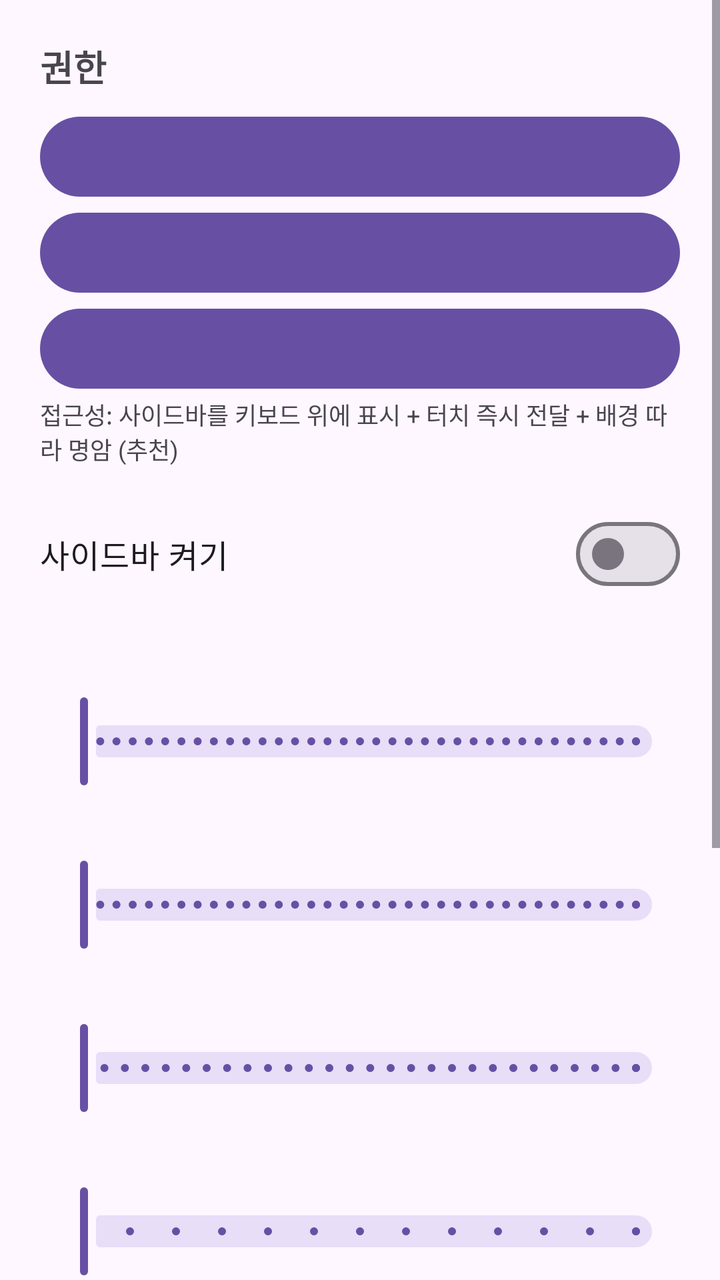
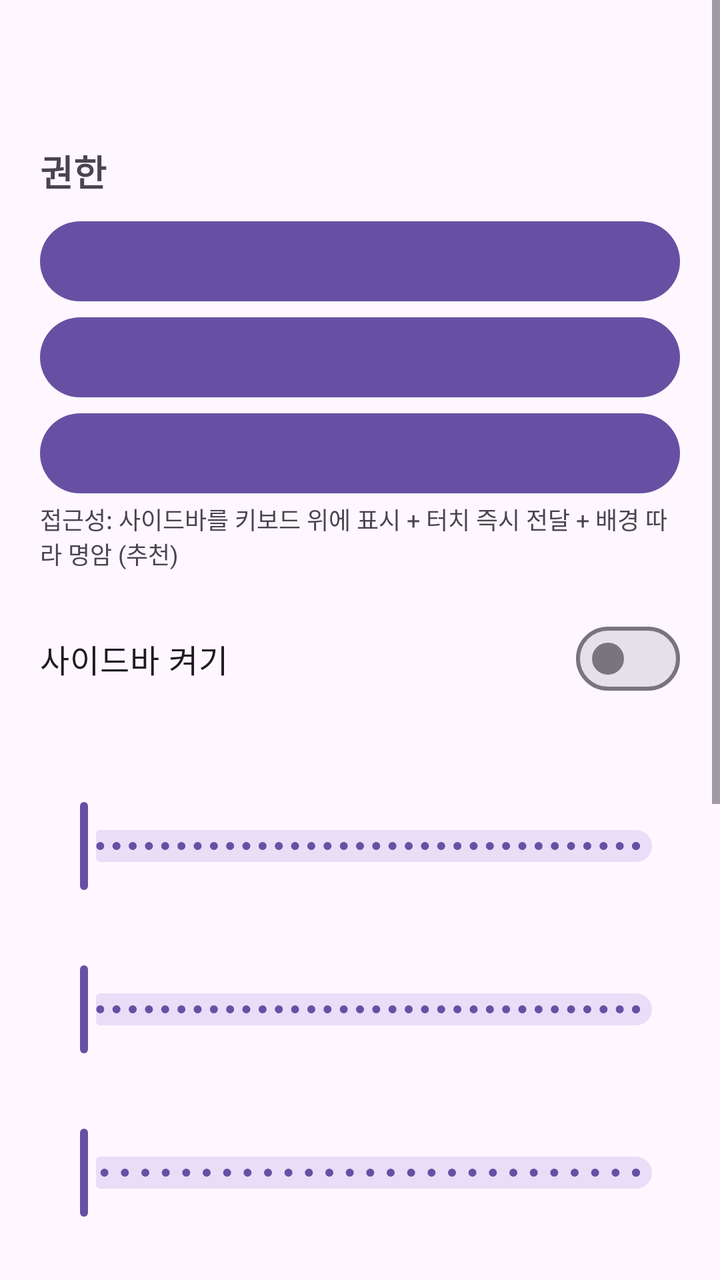

Compare the two renders of this Android layout. The source of the first and the diff that turns it into the second are given below.
<!-- AndroidManifest.xml: application theme Theme.NotiPanel -->
<!-- res/layout/activity_settings.xml -->
<?xml version="1.0" encoding="utf-8"?>
<ScrollView xmlns:android="http://schemas.android.com/apk/res/android"
    android:layout_width="match_parent"
    android:layout_height="match_parent">

    <LinearLayout
        android:layout_width="match_parent"
        android:layout_height="wrap_content"
        android:orientation="vertical"
        android:padding="20dp">

        <TextView
            android:layout_width="wrap_content"
            android:layout_height="wrap_content"
            android:text="권한"
            android:textSize="18sp"
            android:textStyle="bold" />

        <com.google.android.material.button.MaterialButton
            android:id="@+id/btnOverlay"
            android:layout_width="match_parent"
            android:layout_height="wrap_content"
            android:layout_marginTop="8dp" />

        <com.google.android.material.button.MaterialButton
            android:id="@+id/btnListener"
            android:layout_width="match_parent"
            android:layout_height="wrap_content" />

        <com.google.android.material.button.MaterialButton
            android:id="@+id/btnA11y"
            android:layout_width="match_parent"
            android:layout_height="wrap_content" />

        <TextView
            android:layout_width="wrap_content"
            android:layout_height="wrap_content"
            android:text="접근성: 사이드바를 키보드 위에 표시 + 터치 즉시 전달 + 배경 따라 명암 (추천)"
            android:textSize="12sp" />

        <com.google.android.material.materialswitch.MaterialSwitch
            android:id="@+id/swEnable"
            android:layout_width="match_parent"
            android:layout_height="wrap_content"
            android:layout_marginTop="20dp"
            android:text="사이드바 켜기"
            android:textSize="16sp" />

        <TextView
            android:id="@+id/lblOpacity"
            android:layout_width="wrap_content"
            android:layout_height="wrap_content"
            android:layout_marginTop="24dp"
            android:textSize="16sp" />

        <com.google.android.material.slider.Slider
            android:id="@+id/slOpacity"
            android:layout_width="match_parent"
            android:layout_height="wrap_content"
            android:stepSize="1"
            android:valueFrom="50"
            android:valueTo="100" />

        <TextView
            android:id="@+id/lblPos"
            android:layout_width="wrap_content"
            android:layout_height="wrap_content"
            android:layout_marginTop="12dp"
            android:textSize="16sp" />

        <com.google.android.material.slider.Slider
            android:id="@+id/slPos"
            android:layout_width="match_parent"
            android:layout_height="wrap_content"
            android:stepSize="1"
            android:valueFrom="5"
            android:valueTo="95" />

        <TextView
            android:id="@+id/lblLen"
            android:layout_width="wrap_content"
            android:layout_height="wrap_content"
            android:layout_marginTop="12dp"
            android:textSize="16sp" />

        <com.google.android.material.slider.Slider
            android:id="@+id/slLen"
            android:layout_width="match_parent"
            android:layout_height="wrap_content"
            android:stepSize="1"
            android:valueFrom="3"
            android:valueTo="30" />

        <TextView
            android:id="@+id/lblWidth"
            android:layout_width="wrap_content"
            android:layout_height="wrap_content"
            android:layout_marginTop="12dp"
            android:textSize="16sp" />

        <com.google.android.material.slider.Slider
            android:id="@+id/slWidth"
            android:layout_width="match_parent"
            android:layout_height="wrap_content"
            android:stepSize="1"
            android:valueFrom="2"
            android:valueTo="14" />

        <TextView
            android:id="@+id/lblBlur"
            android:layout_width="wrap_content"
            android:layout_height="wrap_content"
            android:layout_marginTop="12dp"
            android:textSize="16sp" />

        <com.google.android.material.slider.Slider
            android:id="@+id/slBlur"
            android:layout_width="match_parent"
            android:layout_height="wrap_content"
            android:stepSize="1"
            android:valueFrom="0"
            android:valueTo="150" />
        <com.google.android.material.button.MaterialButton
            android:id="@+id/btnTest"
            style="@style/Widget.Material3.Button.OutlinedButton"
            android:layout_width="match_parent"
            android:layout_height="wrap_content"
            android:layout_marginTop="16dp"
            android:text="사이드바 5초간 보이기 (확인용)" />

        <TextView
            android:id="@+id/homeInfo"
            android:layout_width="wrap_content"
            android:layout_height="wrap_content"
            android:layout_marginTop="16dp"
            android:textSize="13sp" />

        <TextView
            android:id="@+id/blurInfo"
            android:layout_width="wrap_content"
            android:layout_height="wrap_content"
            android:layout_marginTop="16dp"
            android:textSize="13sp" />

        <TextView
            android:layout_width="wrap_content"
            android:layout_height="wrap_content"
            android:layout_marginTop="8dp"
            android:text="홈 화면에서는 아무것도 안 떠요.
다른 앱을 켜면 오른쪽 끝에 사이드바가 나오고, 왼쪽으로 밀면 알림 패널이 열려요."
            android:textSize="13sp" />

        <TextView
            android:layout_width="match_parent"
            android:layout_height="wrap_content"
            android:layout_marginTop="32dp"
            android:gravity="center"
            android:text="Powered By LeSeraphim"
            android:textSize="12sp" />
    </LinearLayout>
</ScrollView>
<!-- resources referenced by this layout -->
<resources>
  <style name="Theme.NotiPanel" parent="Theme.Material3.DayNight" />
</resources>

<!-- the commit's change to res/layout/activity_settings.xml (unified diff, before → after) -->
@@ -1,13 +1,23 @@
 <?xml version="1.0" encoding="utf-8"?>
 <ScrollView xmlns:android="http://schemas.android.com/apk/res/android"
+    android:id="@+id/root"
     android:layout_width="match_parent"
-    android:layout_height="match_parent">
+    android:layout_height="match_parent"
+    android:clipToPadding="false">
 
     <LinearLayout
         android:layout_width="match_parent"
         android:layout_height="wrap_content"
         android:orientation="vertical"
         android:padding="20dp">
+
+        <TextView
+            android:id="@+id/appTitle"
+            android:layout_width="wrap_content"
+            android:layout_height="wrap_content"
+            android:layout_marginBottom="20dp"
+            android:textSize="24sp"
+            android:textStyle="bold" />
 
         <TextView
             android:layout_width="wrap_content"
<!-- resource entries referenced after the edit -->
@@ -1,5 +1,5 @@
 <!-- resources referenced by this layout -->
 <resources>
-  <style name="Theme.NotiPanel" parent="Theme.Material3.DayNight" />
+  <style name="Theme.NotiPanel" parent="Theme.Material3.DayNight.NoActionBar" />
 </resources>
 
